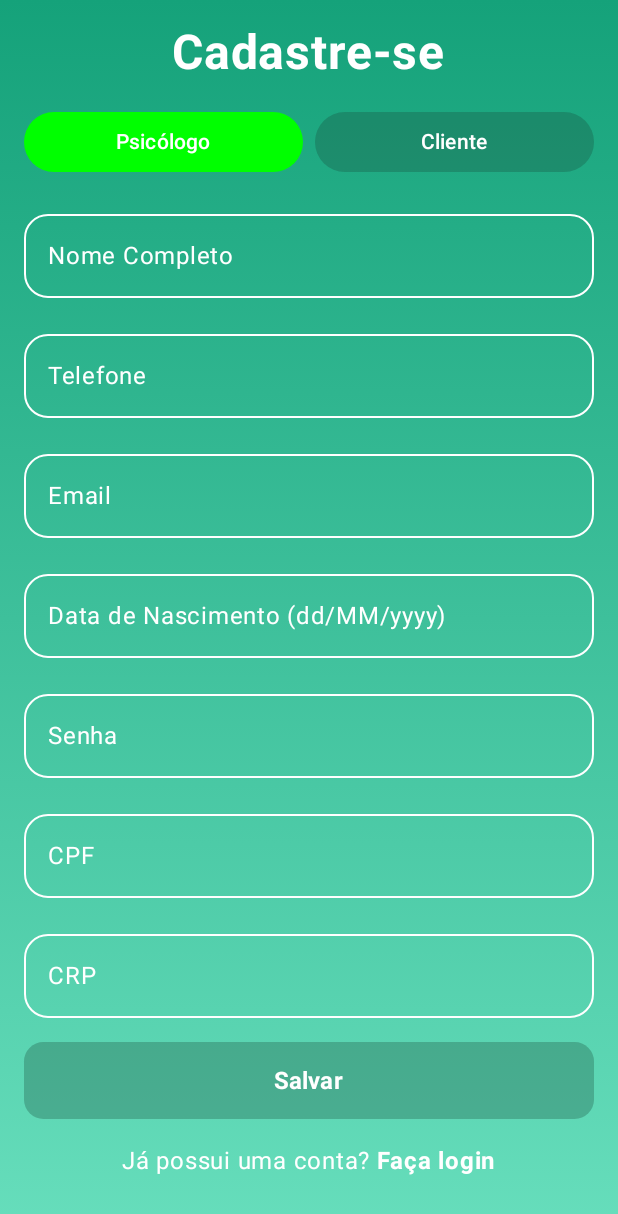
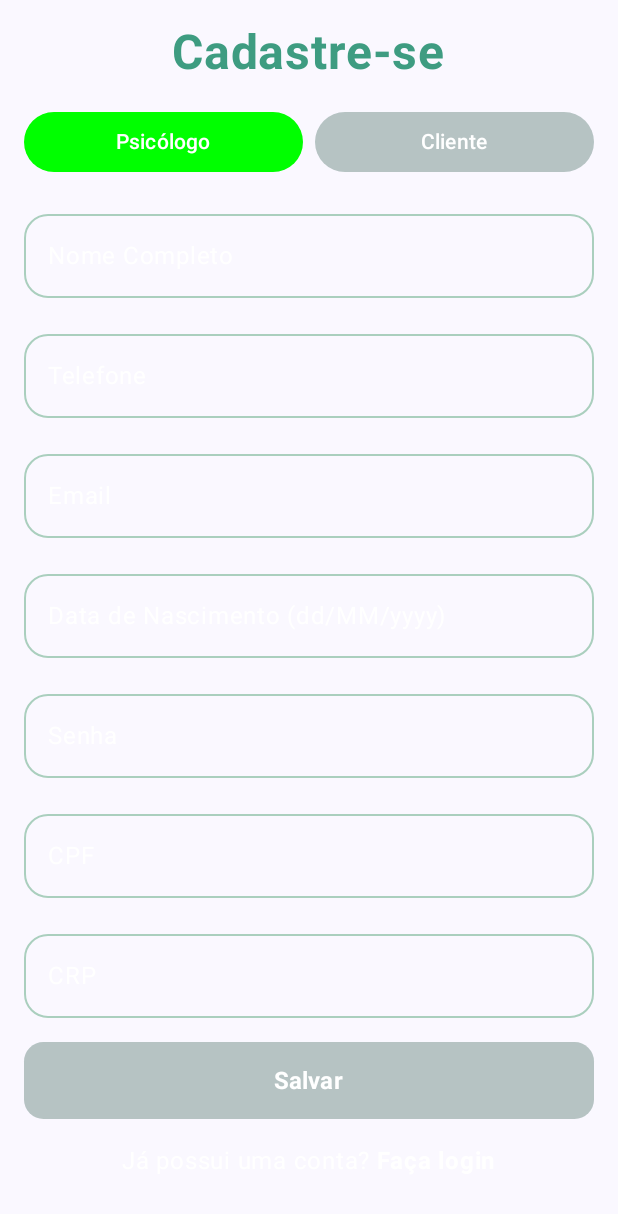
Before and after one commit to Caua90210/VivarisMobile, an Android app built with Jetpack Compose: the composable Cadastro shown on its own in the app's theme, after a tap on "Psicólogo", on a phone screen of 412 x 824 dp. Shown: the top 1214 px of the screen. Run offline under Robolectric (Android 15) with nearby library versions, the phone set to English and light mode, and no system bars; 1 statement that could not run was skipped.

Commit message:
falta pouco

```diff
--- /dev/null
+++ b/app/src/main/java/br/senai/sp/jandira/vivaris/screens/Disponibilidade.kt
@@ -0,0 +1,5 @@
+package br.senai.sp.jandira.vivaris.screens
+
+fun disponibilidade(){
+
+}
--- a/app/src/main/java/br/senai/sp/jandira/vivaris/screens/Preferencias.kt
+++ b/app/src/main/java/br/senai/sp/jandira/vivaris/screens/Preferencias.kt
@@ -27,7 +27,7 @@ fun PreferenciasScreen(controleDeNavegacao: NavHostController?) {
     var preferenciasList by remember { mutableStateOf(listOf<Preferencias>()) }
     val scope = rememberCoroutineScope()
 
-    // Consumir a API para buscar preferências
+
     LaunchedEffect(Unit) {
         scope.launch {
             try {
@@ -94,7 +94,7 @@ fun PreferenciasCard(preferencias: Preferencias?, controleDeNavegacao: NavHostCo
                 shape = androidx.compose.foundation.shape.RoundedCornerShape(16.dp),
                 colors = CardDefaults.cardColors(containerColor = (preferencias?.cor ?: Color.Gray) as Color)
             ) {
-                // Aqui você pode adicionar uma imagem ou outro conteúdo, se necessário
+
             }
             Spacer(modifier = Modifier.width(16.dp))
 
--- a/app/src/main/java/br/senai/sp/jandira/vivaris/screens/cadastro.kt
+++ b/app/src/main/java/br/senai/sp/jandira/vivaris/screens/cadastro.kt
@@ -117,8 +117,8 @@ fun Cadastro(controleDeNavegacao: NavHostController) {
             .background(
                 Brush.verticalGradient(
                     colors = listOf(
-                        Color(0xFF15A27A),
-                        Color(0xFF67DEBC)
+                        Color(0xFFFFFF),
+                        Color(0xF1F3F3)
                     )
                 )
             )
@@ -135,7 +135,7 @@ fun Cadastro(controleDeNavegacao: NavHostController) {
                     text = "Cadastre-se",
                     fontSize = 32.sp,
                     fontWeight = FontWeight.Bold,
-                    color = Color.White
+                    color = Color(0xFF3E9C81)
                 )
             }
 
@@ -173,9 +173,11 @@ fun Cadastro(controleDeNavegacao: NavHostController) {
                     label = { Text("Nome Completo", color = Color.White) },
                     modifier = Modifier.fillMaxWidth(),
                     colors = OutlinedTextFieldDefaults.colors(
-                        focusedBorderColor = Color(0xFFFFFFFF),
-                        unfocusedBorderColor = Color(0xFFFFFFFF),
-                        focusedTextColor = Color.Black
+                        focusedBorderColor = Color(0xFFAACFBE),
+                        unfocusedBorderColor = Color(0xFFAACFBE),
+                        focusedTextColor = Color.White,
+                        unfocusedTextColor = Color.White,
+                        cursorColor = Color.White
                     ),
                     shape = RoundedCornerShape(16.dp)
                 )
@@ -188,9 +190,11 @@ fun Cadastro(controleDeNavegacao: NavHostController) {
                     label = { Text("Telefone", color = Color.White) },
                     modifier = Modifier.fillMaxWidth(),
                     colors = OutlinedTextFieldDefaults.colors(
-                        focusedBorderColor = Color(0xFFFFFFFF),
-                        unfocusedBorderColor = Color(0xFFFFFFFF),
-                        focusedTextColor = Color.Black
+                        focusedBorderColor = Color(0xFFAACFBE),
+                        unfocusedBorderColor = Color(0xFFAACFBE),
+                        focusedTextColor = Color.White,
+                        unfocusedTextColor = Color.White,
+                        cursorColor = Color.White // Para a cor do cursor
                     ),
                     shape = RoundedCornerShape(16.dp)
                 )
@@ -203,9 +207,11 @@ fun Cadastro(controleDeNavegacao: NavHostController) {
                     label = { Text("Email", color = Color.White) },
                     modifier = Modifier.fillMaxWidth(),
                     colors = OutlinedTextFieldDefaults.colors(
-                        focusedBorderColor = Color(0xFFFFFFFF),
-                        unfocusedBorderColor = Color(0xFFFFFFFF),
-                        focusedTextColor = Color.Black
+                        focusedBorderColor = Color(0xFFAACFBE),
+                        unfocusedBorderColor = Color(0xFFAACFBE),
+                        focusedTextColor = Color.White,
+                        unfocusedTextColor = Color.White,
+                        cursorColor = Color.White // Para a cor do cursor
                     ),
                     shape = RoundedCornerShape(16.dp)
                 )
@@ -222,9 +228,11 @@ fun Cadastro(controleDeNavegacao: NavHostController) {
                     label = { Text("Data de Nascimento (dd/MM/yyyy)", color = Color.White) },
                     modifier = Modifier.fillMaxWidth(),
                     colors = OutlinedTextFieldDefaults.colors(
-                        focusedBorderColor = Color(0xFFFFFFFF),
-                        unfocusedBorderColor = Color(0xFFFFFFFF),
-                        focusedTextColor = Color.Black
+                        focusedBorderColor = Color(0xFFAACFBE),
+                        unfocusedBorderColor = Color(0xFFAACFBE),
+                        focusedTextColor = Color.White,
+                        unfocusedTextColor = Color.White,
+                        cursorColor = Color.White // Para a cor do cursor
                     ),
                     shape = RoundedCornerShape(16.dp)
                 )
@@ -238,9 +246,11 @@ fun Cadastro(controleDeNavegacao: NavHostController) {
                     label = { Text("Senha", color = Color.White) },
                     modifier = Modifier.fillMaxWidth(),
                     colors = OutlinedTextFieldDefaults.colors(
-                        focusedBorderColor = Color(0xFFFFFFFF),
-                        unfocusedBorderColor = Color(0xFFFFFFFF),
-                        focusedTextColor = Color.Black
+                        focusedBorderColor = Color(0xFFAACFBE),
+                        unfocusedBorderColor = Color(0xFFAACFBE),
+                        focusedTextColor = Color.White,
+                        unfocusedTextColor = Color.White,
+                        cursorColor = Color.White // Para a cor do cursor
                     ),
                     shape = RoundedCornerShape(16.dp)
                 )
@@ -253,9 +263,11 @@ fun Cadastro(controleDeNavegacao: NavHostController) {
                     label = { Text("CPF", color = Color.White) },
                     modifier = Modifier.fillMaxWidth(),
                     colors = OutlinedTextFieldDefaults.colors(
-                        focusedBorderColor = Color(0xFFFFFFFF),
-                        unfocusedBorderColor = Color(0xFFFFFFFF),
-                        focusedTextColor = Color.Black
+                        focusedBorderColor = Color(0xFFAACFBE),
+                        unfocusedBorderColor = Color(0xFFAACFBE),
+                        focusedTextColor = Color.White,
+                        unfocusedTextColor = Color.White,
+                        cursorColor = Color.White
                     ),
                     shape = RoundedCornerShape(16.dp)
                 )
@@ -270,9 +282,11 @@ fun Cadastro(controleDeNavegacao: NavHostController) {
                         label = { Text("CRP", color = Color.White) },
                         modifier = Modifier.fillMaxWidth(),
                         colors = OutlinedTextFieldDefaults.colors(
-                            focusedBorderColor = Color(0xFFFFFFFF),
-                            unfocusedBorderColor = Color(0xFFFFFFFF),
-                            focusedTextColor = Color.Black
+                            focusedBorderColor = Color(0xFFAACFBE),
+                            unfocusedBorderColor = Color(0xFFAACFBE),
+                            focusedTextColor = Color.White,
+                            unfocusedTextColor = Color.White,
+                            cursorColor = Color.White
                         ),
                         shape = RoundedCornerShape(16.dp)
                     )
```
